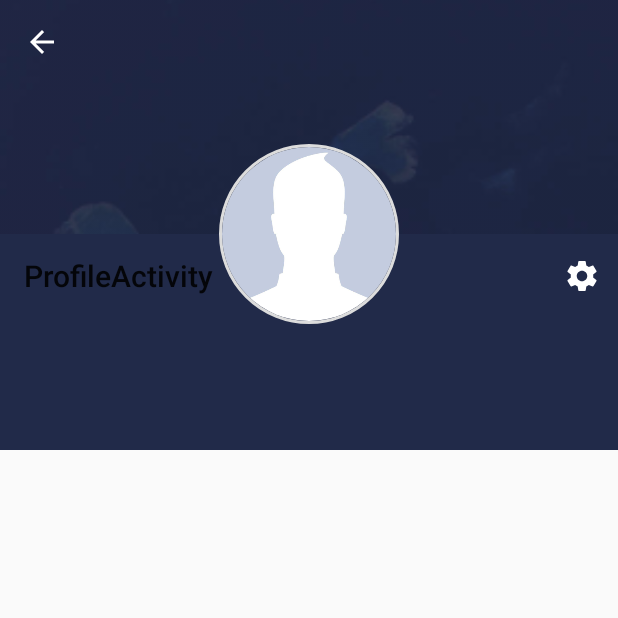
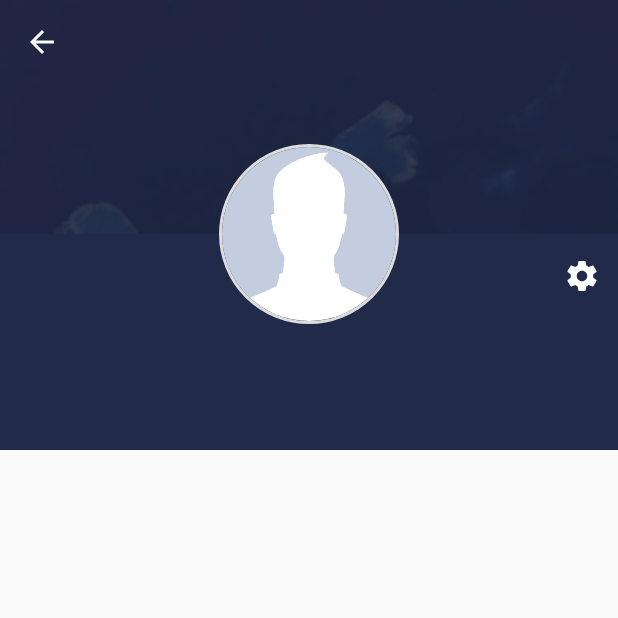
Before and after one commit to ShehabSalah/GeranyApp, an Android app: the ProfileActivity screen opened directly, with no data from a screen before it, on a phone screen of 412 x 824 dp, the top half of it. Run offline under Robolectric (Android 15) with nearby library versions, the phone set to English and light mode, and no system bars; our stand-ins replace ButterKnife, CircleImageView, Picasso; pictures from the network do not load.

Commit message:
fixing profile bugs

```diff
--- a/app/src/main/java/com/shehabsalah/geranyapp/views/activities/ProfileActivity.java
+++ b/app/src/main/java/com/shehabsalah/geranyapp/views/activities/ProfileActivity.java
@@ -58,6 +58,7 @@ public class ProfileActivity extends AppCompatActivity implements AppBarLayout.O
         appBar.addOnOffsetChangedListener(this);
 
         toolbar.inflateMenu(R.menu.menu_profile);
+        toolbar.setTitle("");
        // ToDo: i removed this line toolbar.setTitle(""); must see later if it effect on the profile view or not
         setSupportActionBar(toolbar);
         startAlphaAnimation(usernameProfileToolbar, 0, View.INVISIBLE);
@@ -91,7 +92,7 @@ public class ProfileActivity extends AppCompatActivity implements AppBarLayout.O
             PostFragment postFragment = new PostFragment();
             postFragment.setExtra(user, activePlace,Config.PROFILE_POSTS);
             getSupportFragmentManager().beginTransaction()
-                    .replace(R.id.home_container, postFragment, Config.POST_FRAGMENT)
+                    .replace(R.id.profile_container, postFragment, Config.POST_FRAGMENT)
                     .commit();
         }
     }
--- a/app/src/main/res/layout/content_profile.xml
+++ b/app/src/main/res/layout/content_profile.xml
@@ -79,8 +79,13 @@
             </android.support.design.widget.CollapsingToolbarLayout>
         </android.support.design.widget.AppBarLayout>
 
-    <include layout="@layout/profile_history" />
-
+    <FrameLayout
+        android:id="@+id/profile_container"
+        android:layout_width="match_parent"
+        android:layout_height="match_parent"
+        app:layout_behavior="@string/appbar_scrolling_view_behavior"
+        android:layout_marginBottom="@dimen/no_dp"
+        android:layout_marginTop="@dimen/no_dp"/>
 
     <android.support.v7.widget.Toolbar
         android:id="@+id/main_toolbar"
--- a/app/src/main/res/layout/profile_history.xml
+++ /dev/null
@@ -1,19 +0,0 @@
-<?xml version="1.0" encoding="utf-8"?>
-<android.support.v4.widget.NestedScrollView xmlns:android="http://schemas.android.com/apk/res/android"
-    xmlns:app="http://schemas.android.com/apk/res-auto"
-    xmlns:tools="http://schemas.android.com/tools"
-    android:layout_width="match_parent"
-    android:layout_height="match_parent"
-    app:layout_behavior="@string/appbar_scrolling_view_behavior"
-    tools:context="com.shehabsalah.geranyapp.views.activities.ProfileActivity"
-    tools:showIn="@layout/activity_profile">
-    <FrameLayout
-        xmlns:android="http://schemas.android.com/apk/res/android"
-        xmlns:tools="http://schemas.android.com/tools"
-        android:id="@+id/post_history"
-        android:layout_width="match_parent"
-        android:layout_height="match_parent"
-        tools:ignore="MergeRootFrame"
-        />
-
-</android.support.v4.widget.NestedScrollView>
```
Also changed, not shown: app/src/main/java/com/shehabsalah/geranyapp/util/Config.java (+11 -1 lines), app/src/main/java/com/shehabsalah/geranyapp/views/activities/CollaboratorActivity.java (+6 -28 lines), app/src/main/res/layout/activity_main.xml (+0 -13 lines). Lines whose indentation alone changed are shown as unchanged.
